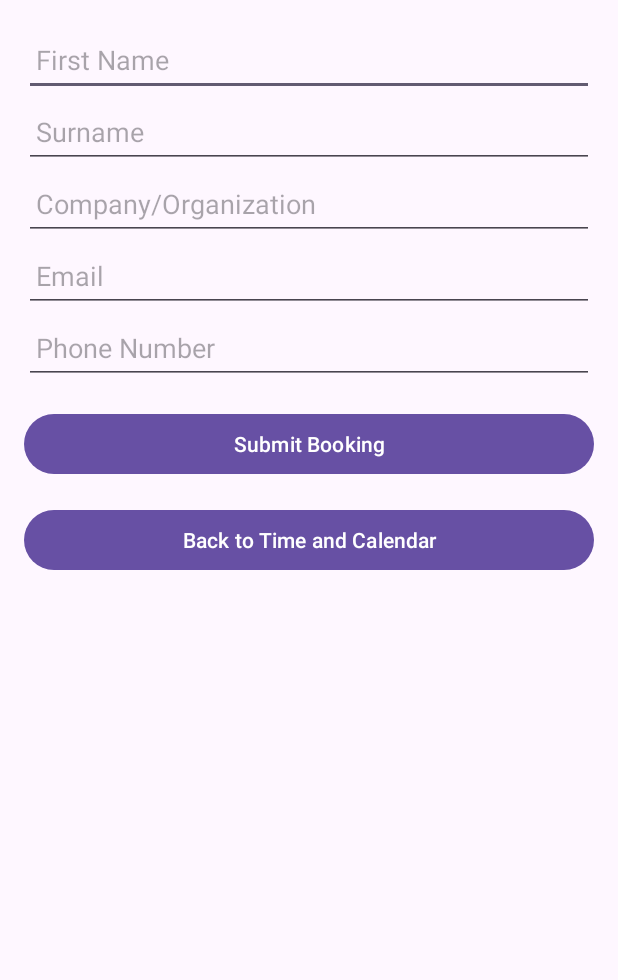
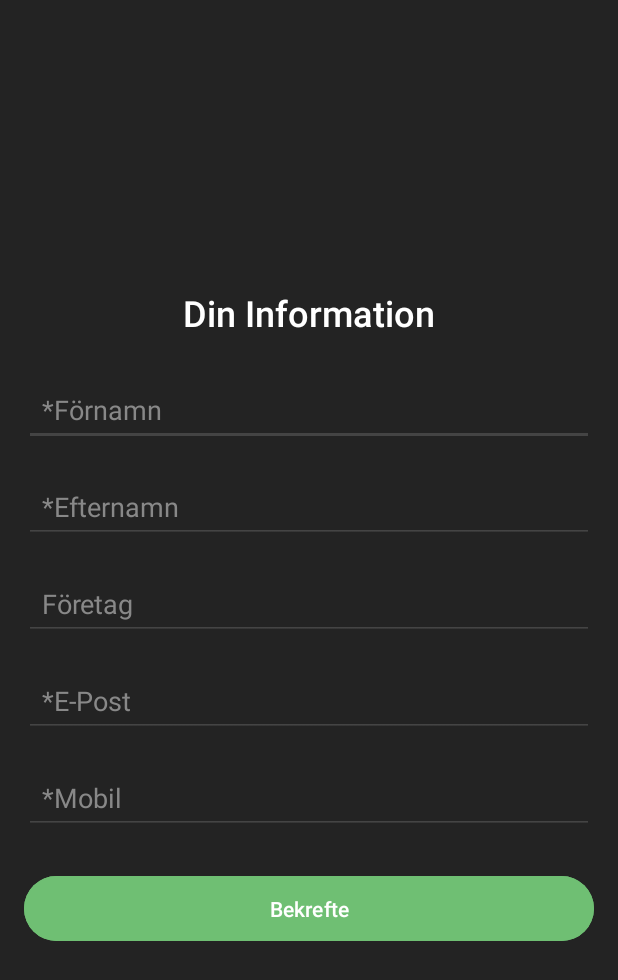
Before and after one commit to engNesta/SpacesbyYG, an Android app: the layout activity_user_info.xml on its own in the app's theme, with its tools: preview values and no code run, on a phone screen of 412 x 824 dp. Shown: the top 980 px of the screen. Run offline under Robolectric (Android 15) with nearby library versions, the phone set to English and light mode, and no system bars.

Commit message:
I made changes to user info page

```diff
--- a/app/src/main/res/layout/activity_user_info.xml
+++ b/app/src/main/res/layout/activity_user_info.xml
@@ -1,77 +1,99 @@
-<?xml version="1.0" encoding="utf-8"?>
-<LinearLayout xmlns:android="http://schemas.android.com/apk/res/android"
+<LinearLayout
+    xmlns:android="http://schemas.android.com/apk/res/android"
     android:layout_width="match_parent"
     android:layout_height="match_parent"
     android:orientation="vertical"
-    android:padding="16dp">
+    android:gravity="center"
+    android:padding="16dp"
+    android:background="#232323">
 
-    <!-- Name Field -->
+    <!-- Title -->
+    <TextView
+        android:id="@+id/tvTitle"
+        android:layout_width="wrap_content"
+        android:layout_height="wrap_content"
+        android:text="Din Information"
+        android:textSize="24sp"
+        android:textColor="#FFFFFF"
+        android:layout_marginBottom="24dp"
+        android:fontFamily="sans-serif-medium"
+        android:textAlignment="center"/>
+
+    <!-- Input Fields with Dark Background -->
     <EditText
-        android:id="@+id/userName"
+        android:id="@+id/etFirstName"
         android:layout_width="match_parent"
         android:layout_height="wrap_content"
-        android:hint="First Name"
-        android:inputType="textPersonName"
-        android:minHeight="48dp"
-        android:padding="8dp" />
+        android:hint="*Förnamn"
+        android:backgroundTint="#444444"
+        android:textColorHint="#888888"
+        android:textColor="#FFFFFF"
+        android:padding="12dp"
+        android:layout_marginBottom="16dp"
+        android:fontFamily="sans-serif"
+        android:inputType="textPersonName"/>
 
-    <!-- Surname Field -->
     <EditText
-        android:id="@+id/userSurname"
+        android:id="@+id/etLastName"
         android:layout_width="match_parent"
         android:layout_height="wrap_content"
-        android:hint="Surname"
-        android:inputType="textPersonName"
-        android:minHeight="48dp"
-        android:padding="8dp" />
+        android:hint="*Efternamn"
+        android:backgroundTint="#444444"
+        android:textColorHint="#888888"
+        android:textColor="#FFFFFF"
+        android:padding="12dp"
+        android:layout_marginBottom="16dp"
+        android:fontFamily="sans-serif"
+        android:inputType="textPersonName"/>
 
-    <!-- Company Field -->
     <EditText
-        android:id="@+id/userCompany"
+        android:id="@+id/etCompany"
         android:layout_width="match_parent"
         android:layout_height="wrap_content"
-        android:hint="Company/Organization"
-        android:minHeight="48dp"
-        android:padding="8dp" />
+        android:hint="Företag"
+        android:backgroundTint="#444444"
+        android:textColorHint="#888888"
+        android:textColor="#FFFFFF"
+        android:padding="12dp"
+        android:layout_marginBottom="16dp"
+        android:fontFamily="sans-serif"
+        android:inputType="text"/>
 
-    <!-- Email Field -->
     <EditText
-        android:id="@+id/userEmail"
+        android:id="@+id/etEmail"
         android:layout_width="match_parent"
         android:layout_height="wrap_content"
-        android:hint="Email"
-        android:inputType="textEmailAddress"
-        android:minHeight="48dp"
-        android:padding="8dp" />
+        android:hint="*E-Post"
+        android:backgroundTint="#444444"
+        android:textColorHint="#888888"
+        android:textColor="#FFFFFF"
+        android:padding="12dp"
+        android:layout_marginBottom="16dp"
+        android:fontFamily="sans-serif"
+        android:inputType="textEmailAddress"/>
 
-    <!-- Phone Number Field -->
     <EditText
-        android:id="@+id/userPhone"
+        android:id="@+id/etMobile"
         android:layout_width="match_parent"
         android:layout_height="wrap_content"
-        android:hint="Phone Number"
-        android:inputType="phone"
-        android:minHeight="48dp"
-        android:padding="8dp" />
+        android:hint="*Mobil"
+        android:backgroundTint="#444444"
+        android:textColorHint="#888888"
+        android:textColor="#FFFFFF"
+        android:padding="12dp"
+        android:layout_marginBottom="24dp"
+        android:fontFamily="sans-serif"
+        android:inputType="phone"/>
 
-    <!-- Submit Button -->
+    <!-- Confirm Button with Green Background -->
     <Button
-        android:id="@+id/submitBookingButton"
+        android:id="@+id/btnConfirm"
         android:layout_width="match_parent"
         android:layout_height="wrap_content"
-        android:text="Submit Booking"
-        android:minHeight="48dp"
-        android:padding="8dp"
-        android:layout_marginTop="16dp" />
-
-    <!-- Back Button -->
-    <Button
-        android:id="@+id/backToTimeCalendarButton"
-        android:layout_width="match_parent"
-        android:layout_height="wrap_content"
-        android:text="Back to Time and Calendar"
-        android:minHeight="48dp"
-        android:padding="8dp"
-        android:layout_marginTop="16dp" />
-
+        android:text="Bekrefte"
+        android:textColor="#FFFFFF"
+        android:backgroundTint="#6FBF73"
+        android:padding="12dp"
+        android:fontFamily="sans-serif-medium"
+        android:textAllCaps="false"/>
 </LinearLayout>
```
